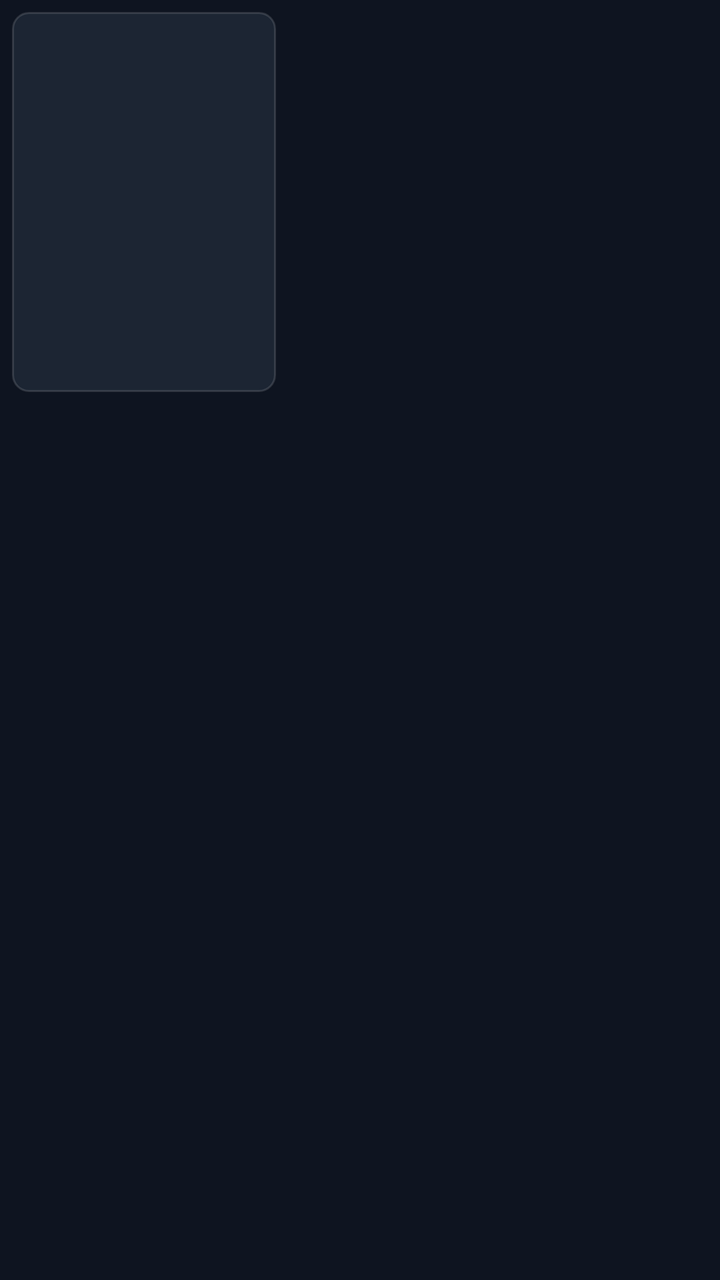
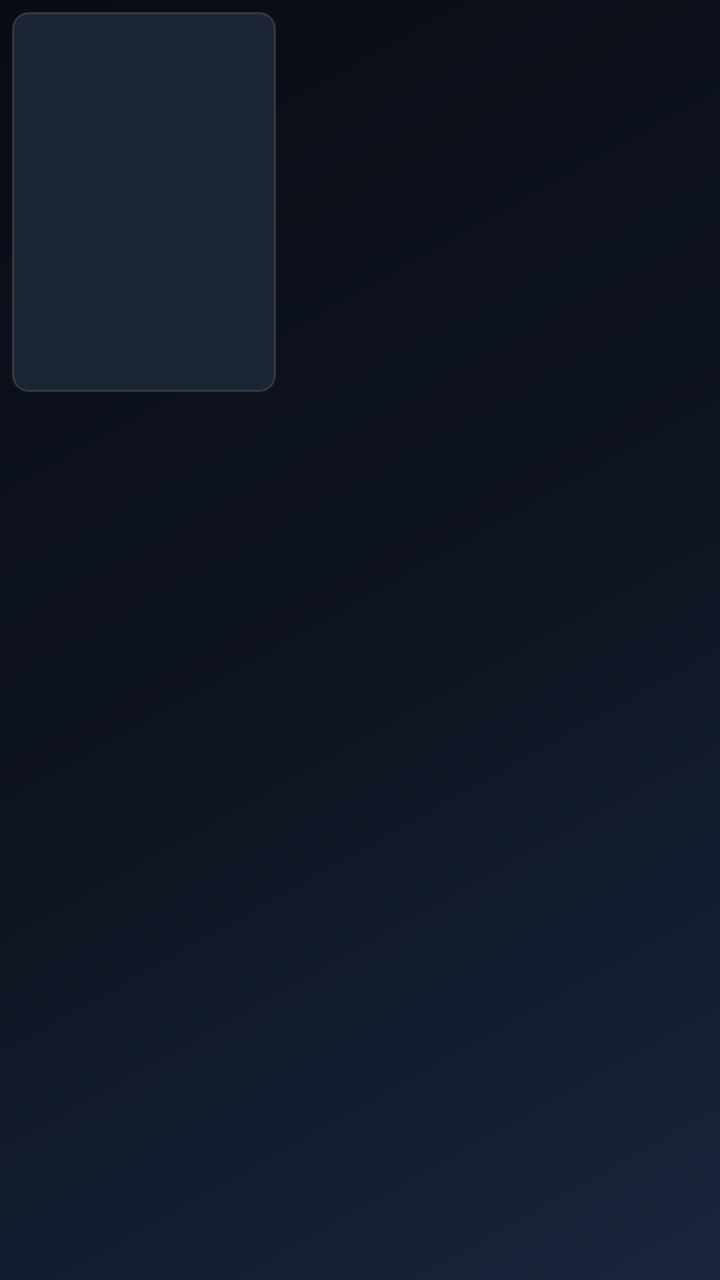

Compare the two renders of this Android layout. The source of the first and the diff that turns it into the second are given below.
<!-- AndroidManifest.xml: application theme Theme.NonoApp -->
<!-- res/layout/item_poster.xml -->
<?xml version="1.0" encoding="utf-8"?>
<LinearLayout xmlns:android="http://schemas.android.com/apk/res/android"
    android:layout_width="wrap_content"
    android:layout_height="wrap_content"
    android:orientation="vertical"
    android:focusable="true"
    android:clickable="true"
    android:padding="6dp">

    <FrameLayout
        android:layout_width="132dp"
        android:layout_height="190dp"
        android:background="@drawable/poster_item_bg">

        <ImageView
            android:id="@+id/poster_image"
            android:layout_width="match_parent"
            android:layout_height="match_parent"
            android:padding="2dp"
            android:scaleType="centerCrop" />

        <TextView
            android:id="@+id/poster_rating"
            android:layout_width="wrap_content"
            android:layout_height="wrap_content"
            android:layout_gravity="bottom|start"
            android:layout_margin="4dp"
            android:background="@color/accent_pink"
            android:paddingHorizontal="6dp"
            android:paddingVertical="2dp"
            android:textColor="#FFFFFF"
            android:textSize="11sp"
            android:visibility="gone" />
    </FrameLayout>

    <TextView
        android:id="@+id/poster_title"
        android:layout_width="132dp"
        android:layout_height="wrap_content"
        android:layout_marginTop="6dp"
        android:textColor="@color/text_primary"
        android:textSize="12sp"
        android:maxLines="1"
        android:ellipsize="end" />
</LinearLayout>
<!-- resources referenced by this layout -->
<resources>
  <color name="accent_pink">#FF3D7F</color>
  <color name="text_primary">#FFFFFF</color>
  <!-- drawable poster_item_bg (drawable) -->
  <?xml version="1.0" encoding="utf-8"?>
  <selector xmlns:android="http://schemas.android.com/apk/res/android">
      <item android:state_focused="true"><shape android:shape="rectangle"><stroke android:width="3dp" android:color="@color/accent"/><solid android:color="@color/bg_card"/><corners android:radius="8dp"/></shape></item>
      <item><shape android:shape="rectangle"><stroke android:width="1dp" android:color="#22FFFFFF"/><solid android:color="@color/bg_card"/><corners android:radius="8dp"/></shape></item>
  </selector>
  <style name="Theme.NonoApp" parent="Theme.Leanback">
          <item name="android:windowBackground">@color/bg</item>
          <item name="android:colorBackground">@color/bg</item>
      </style>
  <color name="accent">#4C8BF5</color>
  <color name="bg_card">#1C2533</color>
  <color name="bg">#0E1420</color>
</resources>

<!-- the commit's change to res/layout/item_poster.xml (unified diff, before → after) -->
@@ -24,11 +24,12 @@
             android:layout_width="wrap_content"
             android:layout_height="wrap_content"
             android:layout_gravity="bottom|start"
-            android:layout_margin="4dp"
-            android:background="@color/accent_pink"
-            android:paddingHorizontal="6dp"
+            android:layout_margin="5dp"
+            android:background="@drawable/rating_badge"
+            android:paddingHorizontal="7dp"
             android:paddingVertical="2dp"
             android:textColor="#FFFFFF"
+            android:textStyle="bold"
             android:textSize="11sp"
             android:visibility="gone" />
     </FrameLayout>
@@ -37,9 +38,11 @@
         android:id="@+id/poster_title"
         android:layout_width="132dp"
         android:layout_height="wrap_content"
-        android:layout_marginTop="6dp"
-        android:textColor="@color/text_primary"
+        android:layout_marginTop="7dp"
+        android:duplicateParentState="true"
+        android:textColor="@color/poster_title"
         android:textSize="12sp"
+        android:fontFamily="sans-serif-medium"
         android:maxLines="1"
         android:ellipsize="end" />
 </LinearLayout>
<!-- resource entries referenced after the edit -->
@@ -1,19 +1,47 @@
 <!-- resources referenced by this layout -->
 <resources>
   <color name="accent_pink">#FF3D7F</color>
-  <color name="text_primary">#FFFFFF</color>
   <!-- drawable poster_item_bg (drawable) -->
   <?xml version="1.0" encoding="utf-8"?>
   <selector xmlns:android="http://schemas.android.com/apk/res/android">
-      <item android:state_focused="true"><shape android:shape="rectangle"><stroke android:width="3dp" android:color="@color/accent"/><solid android:color="@color/bg_card"/><corners android:radius="8dp"/></shape></item>
-      <item><shape android:shape="rectangle"><stroke android:width="1dp" android:color="#22FFFFFF"/><solid android:color="@color/bg_card"/><corners android:radius="8dp"/></shape></item>
+      <item android:state_focused="true">
+          <shape android:shape="rectangle">
+              <stroke android:width="3dp" android:color="@color/accent_pink" />
+              <solid android:color="@color/bg_card" />
+              <corners android:radius="8dp" />
+          </shape>
+      </item>
+      <item>
+          <shape android:shape="rectangle">
+              <stroke android:width="1dp" android:color="#22FFFFFF" />
+              <solid android:color="@color/bg_card" />
+              <corners android:radius="8dp" />
+          </shape>
+      </item>
   </selector>
+  <!-- drawable rating_badge (drawable) -->
+  <?xml version="1.0" encoding="utf-8"?>
+  <shape xmlns:android="http://schemas.android.com/apk/res/android" android:shape="rectangle">
+      <solid android:color="@color/accent_pink" />
+      <corners android:radius="4dp" />
+  </shape>
   <style name="Theme.NonoApp" parent="Theme.Leanback">
-          <item name="android:windowBackground">@color/bg</item>
+          <item name="android:windowBackground">@drawable/bg_gradient</item>
           <item name="android:colorBackground">@color/bg</item>
       </style>
-  <color name="accent">#4C8BF5</color>
   <color name="bg_card">#1C2533</color>
+  <!-- drawable bg_gradient (drawable) -->
+  <?xml version="1.0" encoding="utf-8"?>
+  <shape xmlns:android="http://schemas.android.com/apk/res/android" android:shape="rectangle">
+      <gradient
+          android:type="linear"
+          android:angle="135"
+          android:startColor="@color/bg_grad_start"
+          android:centerColor="@color/bg"
+          android:endColor="@color/bg_grad_end" />
+  </shape>
   <color name="bg">#0E1420</color>
+  <color name="bg_grad_start">#18253D</color>
+  <color name="bg_grad_end">#080C14</color>
 </resources>
 
